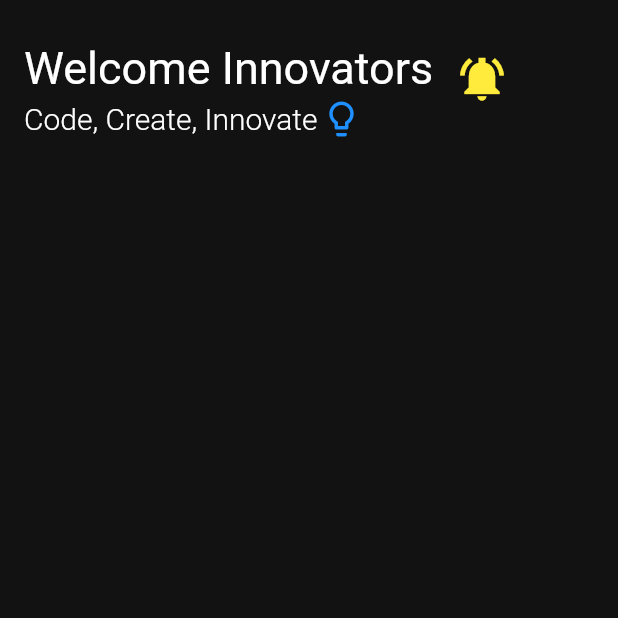
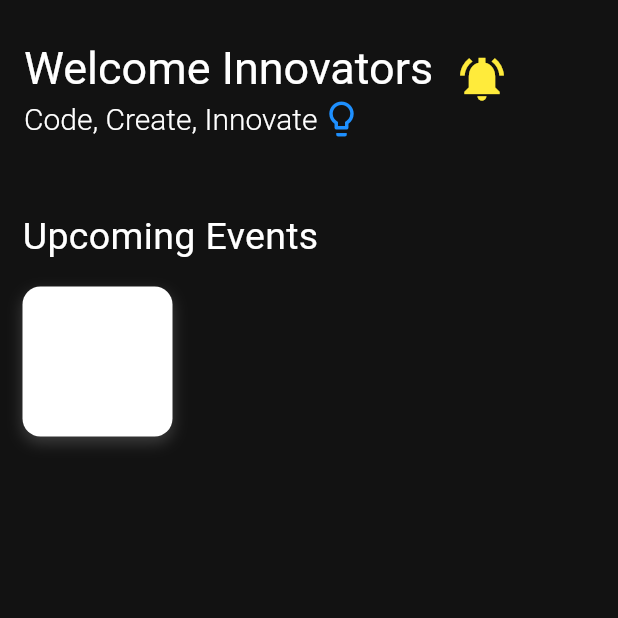
Before and after one commit to ziya72/Robo-App, a Flutter app: the HomeScreen screen opened directly, on a phone screen of 412 x 824 dp, the top half of it. Run offline on Flutter 3.47's test engine with Material 3 defaults, Android fonts, the phone set to English and light mode, and no system bars.

Commit message:
Removed bottom navigation to prepare for drawer merge

```diff
--- a/robo/lib/main.dart
+++ b/robo/lib/main.dart
@@ -32,7 +32,8 @@
         // tested with just a hot reload.
         colorScheme: ColorScheme.fromSeed(seedColor: Colors.deepPurple),
       ),
-      home: AppBottomNavigationBar(),
+      //home: AppBottomNavigationBar(),
+      home: Scaffold(body: Center(child: Text('Placeholder Home'))),
     );
   }
 }
--- a/robo/lib/nav-bar/home/home.dart
+++ b/robo/lib/nav-bar/home/home.dart
@@ -65,10 +65,57 @@ class _HomeScreenState extends State<HomeScreen> {
         ),
       ),
       backgroundColor: AppColors.background,
-      body: SingleChildScrollView(child: Column(children: [
-
+      body: SingleChildScrollView(
+        scrollDirection: Axis.vertical,
+        child: Column(
+          mainAxisAlignment: MainAxisAlignment.start,
+          crossAxisAlignment: CrossAxisAlignment.start,
+          children: [
+            Padding(
+              padding: const EdgeInsets.only(left: 15, top: 40, bottom: 5),
+              child: Text(
+                'Upcoming Events',
+                style: TextStyle(
+                  color: Colors.white,
+                  fontSize: 25,
+                  fontWeight: FontWeight.w400,
+                ),
+              ),
+            ),
+            SingleChildScrollView(
+              scrollDirection: Axis.horizontal,
+              child: Row(
+                //mainAxisAlignment: MainAxisAlignment.start,
+                crossAxisAlignment: CrossAxisAlignment.start,
+                children: [
+                  GestureDetector(
+                    onTap: () {},
+                    child: Padding(
+                      padding: const EdgeInsets.only(left: 15, top: 10),
+                      child: Container(
+                        width: 100,
+                        height: 100,
+                        decoration: BoxDecoration(
+                          color: Colors.white,
+                          borderRadius: BorderRadius.circular(12),
+                          boxShadow: [
+                            BoxShadow(
+                              // ignore: deprecated_member_use
+                              color: Colors.grey.withOpacity(0.3),
+                              blurRadius: 8,
+                              offset: Offset(0, 4),
+                            ),
+                          ],
+                        ),
+                      ),
+                    ),
+                  ),
+                ],
+              ),
+            ),
           ],
-        )),
+        ),
+      ),
     );
   }
 }
```
